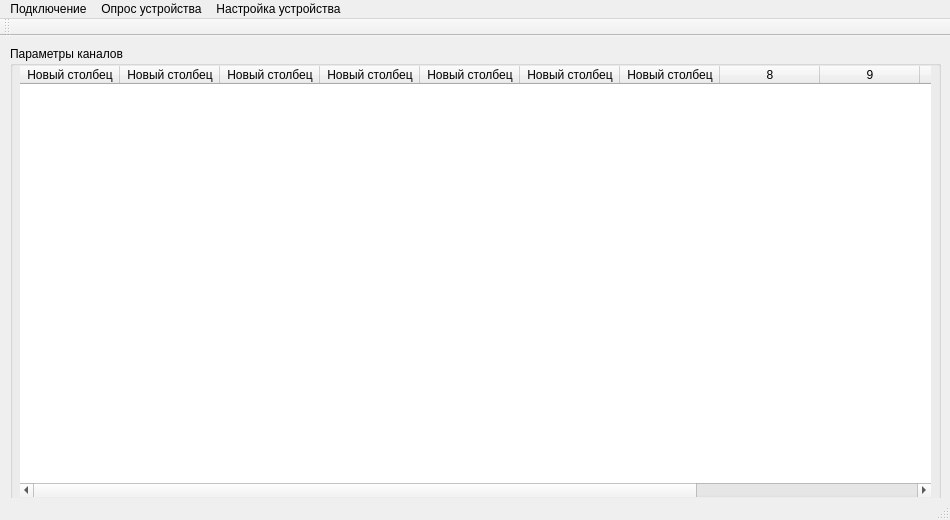
This is Threading/Threading/mainwindow.ui in nowhard/uUSO_CONFIG_QT as Qt 5 draws it before an edit. The edited form follows.
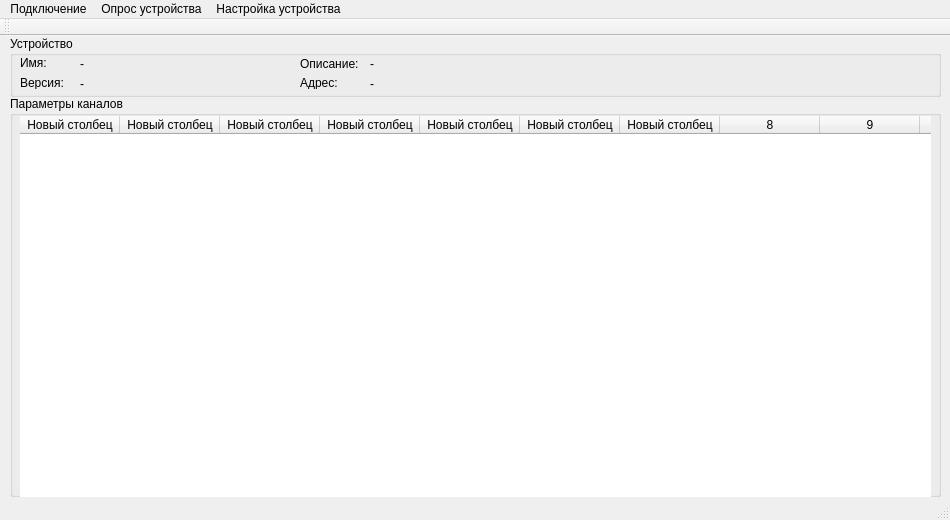
This is the edited form.

Commit message: Добавлена панель информации об устройстве

```diff
--- a/Threading/Threading/mainwindow.ui
+++ b/Threading/Threading/mainwindow.ui
@@ -44,9 +44,9 @@
     <property name="geometry">
      <rect>
       <x>10</x>
-      <y>10</y>
+      <y>60</y>
       <width>931</width>
-      <height>461</height>
+      <height>401</height>
      </rect>
     </property>
     <property name="title">
@@ -157,6 +157,123 @@
      <column/>
     </widget>
    </widget>
+   <widget class="QGroupBox" name="groupBox">
+    <property name="geometry">
+     <rect>
+      <x>10</x>
+      <y>0</y>
+      <width>931</width>
+      <height>61</height>
+     </rect>
+    </property>
+    <property name="title">
+     <string>Устройство</string>
+    </property>
+    <widget class="QLabel" name="label">
+     <property name="geometry">
+      <rect>
+       <x>10</x>
+       <y>20</y>
+       <width>46</width>
+       <height>13</height>
+      </rect>
+     </property>
+     <property name="text">
+      <string>Имя:</string>
+     </property>
+    </widget>
+    <widget class="QLabel" name="label_2">
+     <property name="geometry">
+      <rect>
+       <x>10</x>
+       <y>40</y>
+       <width>46</width>
+       <height>13</height>
+      </rect>
+     </property>
+     <property name="text">
+      <string>Версия:</string>
+     </property>
+    </widget>
+    <widget class="QLabel" name="label_3">
+     <property name="geometry">
+      <rect>
+       <x>290</x>
+       <y>20</y>
+       <width>61</width>
+       <height>16</height>
+      </rect>
+     </property>
+     <property name="text">
+      <string>Описание:</string>
+     </property>
+    </widget>
+    <widget class="QLabel" name="label_4">
+     <property name="geometry">
+      <rect>
+       <x>290</x>
+       <y>40</y>
+       <width>46</width>
+       <height>13</height>
+      </rect>
+     </property>
+     <property name="text">
+      <string>Адрес:</string>
+     </property>
+    </widget>
+    <widget class="QLabel" name="label_5">
+     <property name="geometry">
+      <rect>
+       <x>70</x>
+       <y>20</y>
+       <width>211</width>
+       <height>16</height>
+      </rect>
+     </property>
+     <property name="text">
+      <string>-</string>
+     </property>
+    </widget>
+    <widget class="QLabel" name="label_6">
+     <property name="geometry">
+      <rect>
+       <x>70</x>
+       <y>40</y>
+       <width>211</width>
+       <height>16</height>
+      </rect>
+     </property>
+     <property name="text">
+      <string>-</string>
+     </property>
+    </widget>
+    <widget class="QLabel" name="label_7">
+     <property name="geometry">
+      <rect>
+       <x>360</x>
+       <y>20</y>
+       <width>411</width>
+       <height>16</height>
+      </rect>
+     </property>
+     <property name="text">
+      <string>-</string>
+     </property>
+    </widget>
+    <widget class="QLabel" name="label_8">
+     <property name="geometry">
+      <rect>
+       <x>360</x>
+       <y>40</y>
+       <width>431</width>
+       <height>16</height>
+      </rect>
+     </property>
+     <property name="text">
+      <string>-</string>
+     </property>
+    </widget>
+   </widget>
   </widget>
   <widget class="QMenuBar" name="menuBar">
    <property name="geometry">
```
The commit also changes 3 other files.
